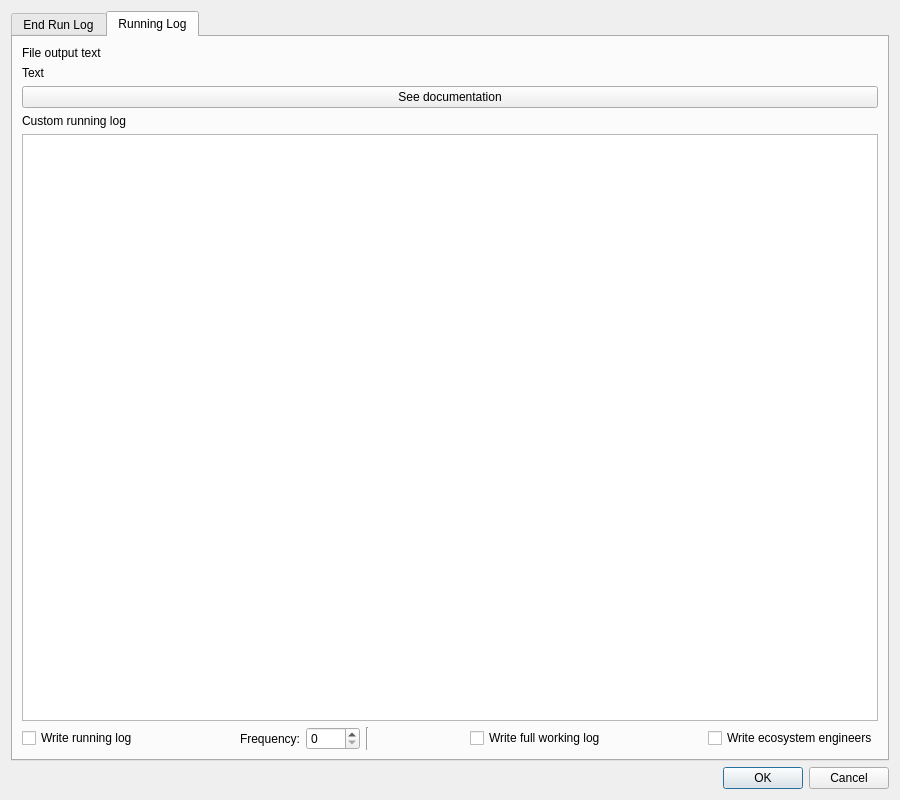
Above: output.ui from palaeoware/trevosim before the change. Below: the same form after it.
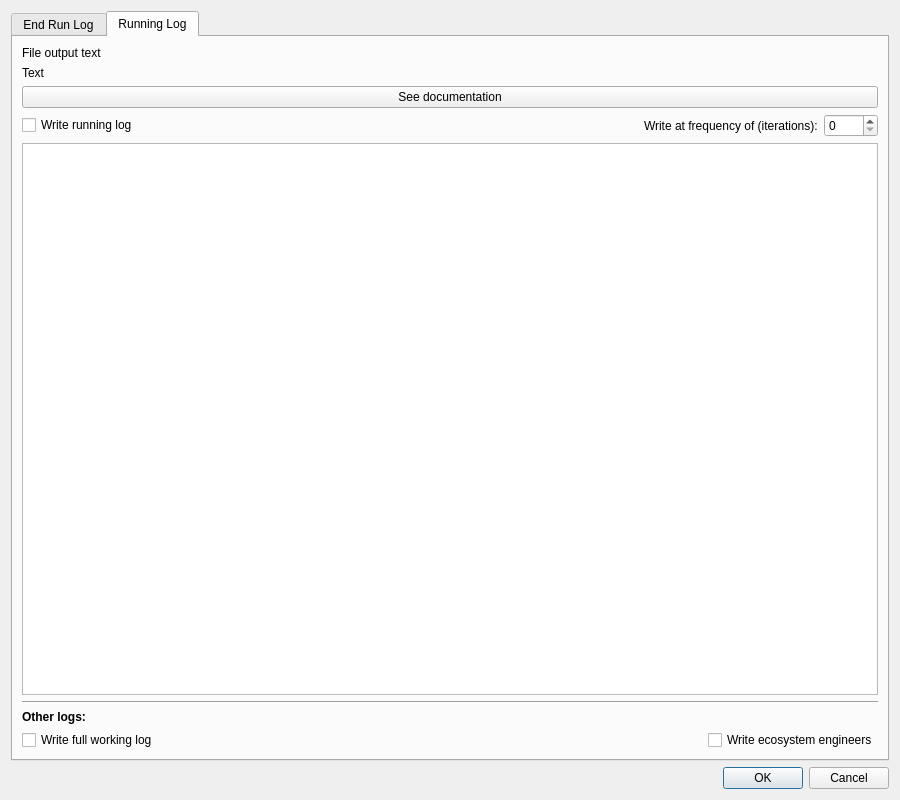
That is the form after the change. The open tabs and pages were chosen to show the change.

Commit message: Change behaviour and organisation of output window as per PR #30

What changed in the file:
```diff
--- a/output.ui
+++ b/output.ui
@@ -298,17 +298,7 @@
         </widget>
        </item>
        <item>
-        <widget class="QLabel" name="label_6">
-         <property name="text">
-          <string>Custom running log</string>
-         </property>
-        </widget>
-       </item>
-       <item>
-        <widget class="QPlainTextEdit" name="running_log_body"/>
-       </item>
-       <item>
-        <layout class="QHBoxLayout" name="horizontalLayout_5">
+        <layout class="QHBoxLayout" name="horizontalLayout_6">
          <item>
           <widget class="QCheckBox" name="c_write_running_log">
            <property name="text">
@@ -317,7 +307,7 @@
           </widget>
          </item>
          <item>
-          <spacer name="horizontalSpacer_4">
+          <spacer name="horizontalSpacer_7">
            <property name="orientation">
             <enum>Qt::Horizontal</enum>
            </property>
@@ -332,7 +322,7 @@
          <item>
           <widget class="QLabel" name="label_7">
            <property name="text">
-            <string>Frequency:</string>
+            <string>Write at frequency of (iterations):</string>
            </property>
           </widget>
          </item>
@@ -343,26 +333,32 @@
            </property>
           </widget>
          </item>
+        </layout>
+       </item>
          <item>
-          <widget class="Line" name="line">
-           <property name="orientation">
-            <enum>Qt::Vertical</enum>
-           </property>
-          </widget>
+        <widget class="QPlainTextEdit" name="running_log_body"/>
          </item>
          <item>
-          <spacer name="horizontalSpacer_2">
+        <widget class="Line" name="line_3">
            <property name="orientation">
             <enum>Qt::Horizontal</enum>
            </property>
-           <property name="sizeHint" stdset="0">
-            <size>
-             <width>40</width>
-             <height>20</height>
-            </size>
-           </property>
-          </spacer>
-         </item>
+        </widget>
+       </item>
+       <item>
+        <widget class="QLabel" name="label_5">
+         <property name="font">
+          <font>
+           <bold>true</bold>
+          </font>
+         </property>
+         <property name="text">
+          <string>Other logs:</string>
+         </property>
+        </widget>
+       </item>
+       <item>
+        <layout class="QHBoxLayout" name="horizontalLayout_5">
          <item>
           <widget class="QCheckBox" name="c_work_log">
            <property name="text">
```
Lines whose indentation alone changed are shown as unchanged. The commit also changes 2 other files.
